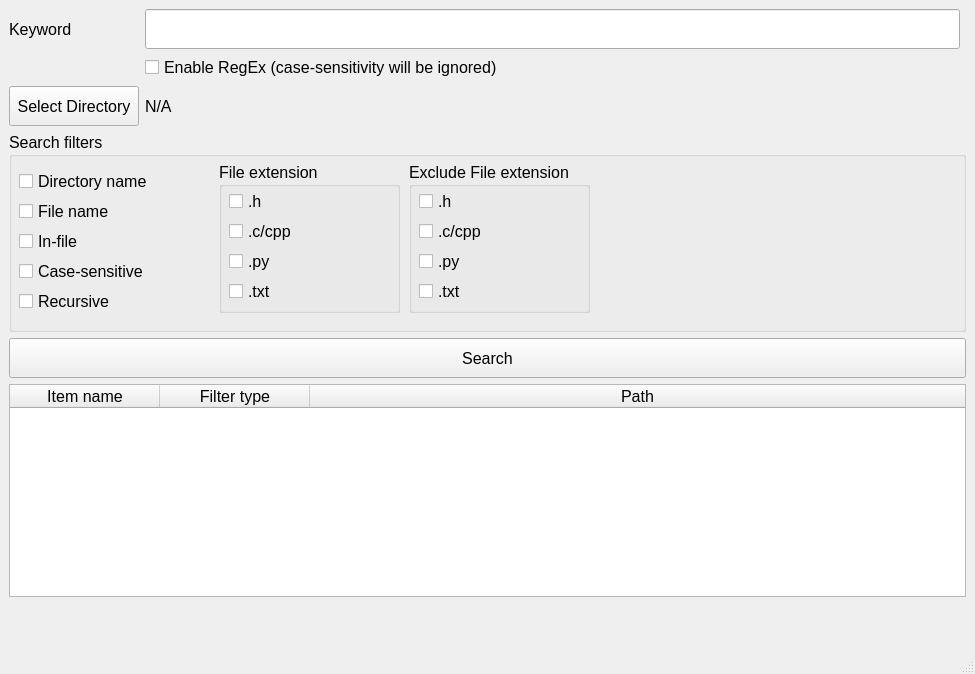
Before: the Qt Designer form fileSearchEngine/mainwindow.ui in osamamuhammad3623/fileSearchEngine, drawn with Qt 5.
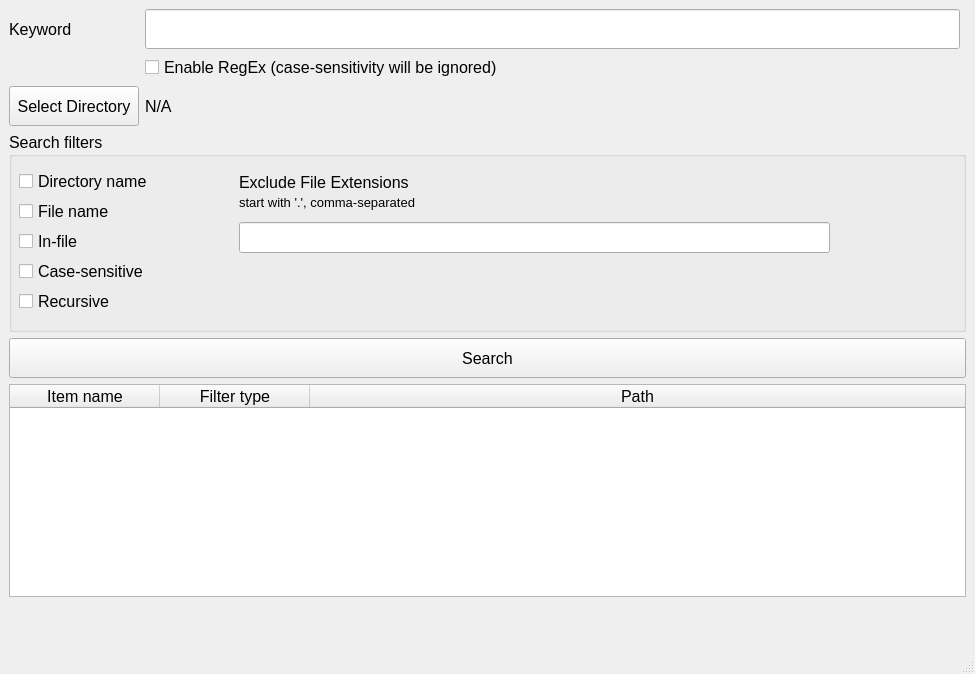
After: the same form once the commit is applied.

Diff of the .ui file:
```diff
--- a/fileSearchEngine/mainwindow.ui
+++ b/fileSearchEngine/mainwindow.ui
@@ -124,185 +124,74 @@
         <string>Recursive</string>
        </property>
       </widget>
-      <widget class="QGroupBox" name="groupBox_2">
+      <widget class="QLabel" name="label_2">
        <property name="geometry">
         <rect>
-         <x>210</x>
+         <x>230</x>
          <y>30</y>
          <width>181</width>
-         <height>151</height>
+         <height>40</height>
         </rect>
        </property>
+       <property name="minimumSize">
+        <size>
+         <width>0</width>
+         <height>40</height>
+        </size>
+       </property>
        <property name="font">
         <font>
          <pointsize>12</pointsize>
         </font>
        </property>
-       <property name="title">
-        <string>File extension</string>
+       <property name="text">
+        <string>Exclude File Extensions</string>
        </property>
-       <widget class="QCheckBox" name="headerfile">
-        <property name="geometry">
-         <rect>
-          <x>10</x>
-          <y>30</y>
-          <width>61</width>
-          <height>19</height>
-         </rect>
-        </property>
-        <property name="font">
-         <font>
-          <pointsize>12</pointsize>
-         </font>
-        </property>
-        <property name="text">
-         <string>.h</string>
-        </property>
-       </widget>
-       <widget class="QCheckBox" name="cPlusPlus">
-        <property name="geometry">
-         <rect>
-          <x>10</x>
-          <y>60</y>
-          <width>81</width>
-          <height>19</height>
-         </rect>
-        </property>
-        <property name="font">
-         <font>
-          <pointsize>12</pointsize>
-         </font>
-        </property>
-        <property name="text">
-         <string>.c/cpp</string>
-        </property>
-       </widget>
-       <widget class="QCheckBox" name="python">
-        <property name="geometry">
-         <rect>
-          <x>10</x>
-          <y>90</y>
-          <width>81</width>
-          <height>19</height>
-         </rect>
-        </property>
-        <property name="font">
-         <font>
-          <pointsize>12</pointsize>
-         </font>
-        </property>
-        <property name="text">
-         <string>.py</string>
-        </property>
-       </widget>
-       <widget class="QCheckBox" name="txt">
-        <property name="geometry">
-         <rect>
-          <x>10</x>
-          <y>120</y>
-          <width>81</width>
-          <height>19</height>
-         </rect>
-        </property>
-        <property name="font">
-         <font>
-          <pointsize>12</pointsize>
-         </font>
-        </property>
-        <property name="text">
-         <string>.txt</string>
-        </property>
-       </widget>
       </widget>
-      <widget class="QGroupBox" name="groupBox_3">
+      <widget class="QLineEdit" name="excludeExtensions">
        <property name="geometry">
         <rect>
-         <x>400</x>
-         <y>30</y>
-         <width>181</width>
-         <height>151</height>
+         <x>230</x>
+         <y>90</y>
+         <width>591</width>
+         <height>31</height>
         </rect>
        </property>
+       <property name="minimumSize">
+        <size>
+         <width>0</width>
+         <height>0</height>
+        </size>
+       </property>
        <property name="font">
         <font>
          <pointsize>12</pointsize>
         </font>
        </property>
-       <property name="title">
-        <string>Exclude File extension</string>
+      </widget>
+      <widget class="QLabel" name="label_3">
+       <property name="geometry">
+        <rect>
+         <x>230</x>
+         <y>50</y>
+         <width>241</width>
+         <height>40</height>
+        </rect>
        </property>
-       <widget class="QCheckBox" name="exc_headerfile">
-        <property name="geometry">
-         <rect>
-          <x>10</x>
-          <y>30</y>
-          <width>61</width>
-          <height>19</height>
-         </rect>
-        </property>
-        <property name="font">
-         <font>
-          <pointsize>12</pointsize>
-         </font>
-        </property>
-        <property name="text">
-         <string>.h</string>
-        </property>
-       </widget>
-       <widget class="QCheckBox" name="exc_cPlusPlus">
-        <property name="geometry">
-         <rect>
-          <x>10</x>
-          <y>60</y>
-          <width>81</width>
-          <height>19</height>
-         </rect>
-        </property>
-        <property name="font">
-         <font>
-          <pointsize>12</pointsize>
-         </font>
-        </property>
-        <property name="text">
-         <string>.c/cpp</string>
-        </property>
-       </widget>
-       <widget class="QCheckBox" name="exc_python">
-        <property name="geometry">
-         <rect>
-          <x>10</x>
-          <y>90</y>
-          <width>81</width>
-          <height>19</height>
-         </rect>
-        </property>
-        <property name="font">
-         <font>
-          <pointsize>12</pointsize>
-         </font>
-        </property>
-        <property name="text">
-         <string>.py</string>
-        </property>
-       </widget>
-       <widget class="QCheckBox" name="exc_txt">
-        <property name="geometry">
-         <rect>
-          <x>10</x>
-          <y>120</y>
-          <width>81</width>
-          <height>19</height>
-         </rect>
-        </property>
-        <property name="font">
-         <font>
-          <pointsize>12</pointsize>
-         </font>
-        </property>
-        <property name="text">
-         <string>.txt</string>
-        </property>
-       </widget>
+       <property name="minimumSize">
+        <size>
+         <width>0</width>
+         <height>40</height>
+        </size>
+       </property>
+       <property name="font">
+        <font>
+         <pointsize>10</pointsize>
+        </font>
+       </property>
+       <property name="text">
+        <string>start with '.', comma-separated</string>
+       </property>
       </widget>
      </widget>
     </item>
```
